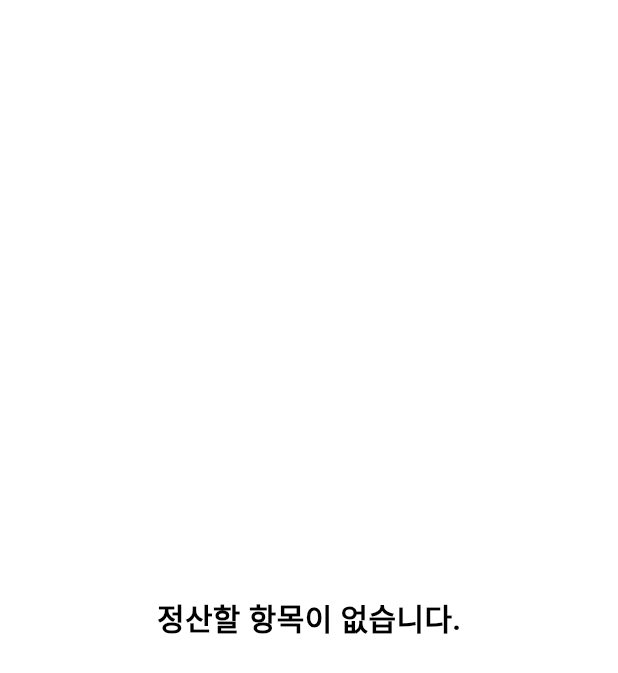
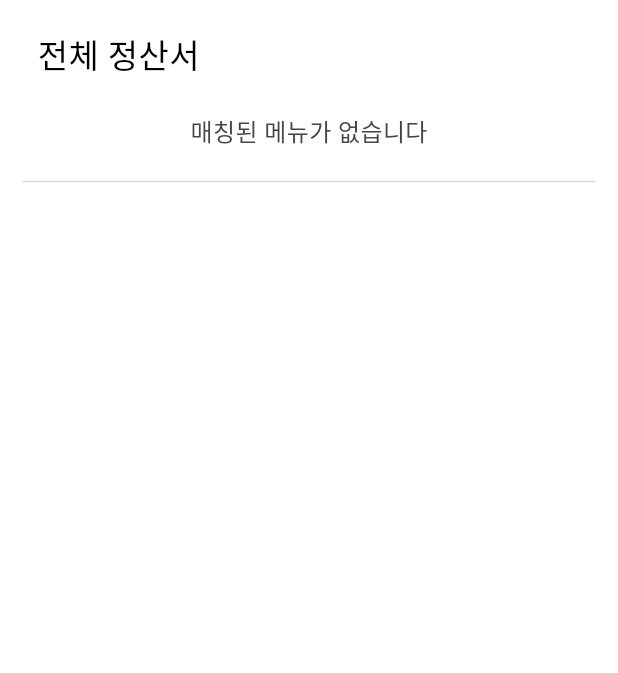
Before and after one commit to UmWooNeAh/Yemon, a Flutter app: the OverallStmPaper widget shown alone on an empty page, opened directly, on a phone screen of 412 x 824 dp. Shown: the top 673 px of the screen. Run offline on Flutter 3.47's test engine with Material 3 defaults, Android fonts, the phone set to English and light mode, and no system bars; our stand-ins replace dotted_border, flutter_inset_box_shadow, flutter_riverpod, flutter_svg, go_router, image_gallery_saver and 2 more; accounts and stored records are empty.

Commit message:
Release: Ver.1.0.0 release

```diff
--- a/lib/View/settlement_check.dart
+++ b/lib/View/settlement_check.dart
@@ -38,8 +38,9 @@ class _SettlementCheckState extends ConsumerState<SettlementCheck> {
       child: Column(
         children: [
           Container(
-            height: 80,
+            height: 55,
             width: size.width,
+            padding: const EdgeInsets.only(bottom: 20),
             decoration: BoxDecoration(
               color: basic[1],
               boxShadow: [
@@ -47,15 +48,8 @@ class _SettlementCheckState extends ConsumerState<SettlementCheck> {
                   color: basic[3],
                   inset: true,
                   blurRadius: 8,
-                  spreadRadius: -5,
-                  offset: const Offset(0, 3),
-                ),
-                BoxShadow(
-                  color: basic[3],
-                  inset: true,
-                  blurRadius: 8,
-                  spreadRadius: -5,
-                  offset: const Offset(0, -3),
+                  spreadRadius: -10,
+                  offset: const Offset(0, -5),
                 ),
               ],
             ),
@@ -72,13 +66,13 @@ class _SettlementCheckState extends ConsumerState<SettlementCheck> {
                     },
                     child: AnimatedContainer(
                       duration: const Duration(milliseconds: 100),
-                      height: 40,
+                      height: 30,
                       padding: const EdgeInsets.only(left: 20, right: 20),
-                      margin: const EdgeInsets.only(left: 10),
+                      margin: const EdgeInsets.only(left: 10, right: 10),
                       decoration: BoxDecoration(
-                        color: showOverall ? basic[8] : basic[0],
+                        color: showOverall ? basic[9] : basic[0],
                         border: Border.all(
-                          color: showOverall ? basic[8] : basic[2],
+                          color: showOverall ? basic[9] : basic[2],
                           width: 1.5,
                         ),
                         borderRadius: BorderRadius.circular(20),
@@ -114,10 +108,10 @@ class _SettlementCheckState extends ConsumerState<SettlementCheck> {
                               },
                               child: AnimatedContainer(
                                 duration: const Duration(milliseconds: 100),
-                                height: 40,
+                                height: 30,
                                 padding:
                                     const EdgeInsets.only(left: 20, right: 20),
-                                margin: const EdgeInsets.only(left: 10),
+                                margin: const EdgeInsets.only(right: 10),
                                 decoration: BoxDecoration(
                                   color:
                                       this.index == index ? basic[8] : basic[0],
@@ -146,7 +140,7 @@ class _SettlementCheckState extends ConsumerState<SettlementCheck> {
                                       color: this.index == index
                                           ? Colors.white
                                           : Colors.black,
-                                      fontSize: 20,
+                                      fontSize: 18,
                                       fontWeight: FontWeight.w600,
                                     ),
                                   ),
@@ -367,45 +361,55 @@ class OverallStmPaper extends ConsumerWidget {
     for (var settlementPaper in mProvider.selectedSettlement.settlementPapers) {
       sum += settlementPaper.settlementItems.isEmpty ? 0 : 1;
     }
-    return sum == 0
-        ? const Center(
-            child: Text(
-            "정산할 항목이 없습니다.",
-            style: TextStyle(
-              fontSize: 20,
-              fontWeight: FontWeight.w600,
-            ),
-          ))
-        : Container(
+    return Container(
       color: basic[0],
       padding: const EdgeInsets.symmetric(horizontal: 15),
       child: Column(
         crossAxisAlignment: CrossAxisAlignment.start,
         children: [
           Container(
-                  margin: const EdgeInsets.only(
-                      left: 20, top: 20, bottom: 20, right: 20),
+            margin:
+                const EdgeInsets.only(left: 10, top: 20, bottom: 20, right: 20),
             child: const Text("전체 정산서",
                 style: TextStyle(
-                        fontWeight: FontWeight.w600,
-                        fontSize: 20,
+                  fontWeight: FontWeight.w500,
+                  fontSize: 22,
                 )),
           ),
-                Padding(
+          sum == 0
+              ? Container(
+                  margin: const EdgeInsets.only(bottom: 10),
+                  width: size.width,
+                  height: 30,
+                  child: Center(
+                    child: Text(
+                      "매칭된 메뉴가 없습니다",
+                      style: TextStyle(
+                        fontSize: 16,
+                        fontWeight: FontWeight.w500,
+                        color: basic[4],
+                      ),
+                    ),
+                  ),
+                )
+              : Padding(
                   padding: const EdgeInsets.symmetric(horizontal: 15),
                   child: Row(
                     children: [
                       SizedBox(
-                        width: (size.width - 60) * 0.35,
+                        width: (size.width - 60) * 0.3,
                         child: Column(
                           crossAxisAlignment: CrossAxisAlignment.start,
                           children: [
                             Text("이름",
                                 style: TextStyle(
-                                  fontWeight: FontWeight.w600,
-                                  fontSize: 15,
+                                  fontWeight: FontWeight.w500,
+                                  fontSize: 16,
                                   color: basic[3],
                                 )),
+                            const SizedBox(
+                              height: 10,
+                            ),
                             Column(
                               crossAxisAlignment: CrossAxisAlignment.start,
                               children: List.generate(
@@ -419,15 +423,15 @@ class OverallStmPaper extends ConsumerWidget {
                                       ? const SizedBox.shrink()
                                       : Container(
                                           margin: const EdgeInsets.symmetric(
-                                              vertical: 15),
+                                              vertical: 10),
                                           child: Text(
                                             mProvider
                                                 .selectedSettlement
                                                 .settlementPapers[index]
                                                 .memberName,
                                             style: const TextStyle(
-                                              fontWeight: FontWeight.w600,
-                                              fontSize: 15,
+                                              fontWeight: FontWeight.w500,
+                                              fontSize: 16,
                                             ),
                                             overflow: TextOverflow.ellipsis,
                                           ),
@@ -436,17 +440,24 @@ class OverallStmPaper extends ConsumerWidget {
                           ],
                         ),
                       ),
+                      Container(
+                        width: (size.width - 60) * 0.4,
+                        child: Column(
+                          crossAxisAlignment: CrossAxisAlignment.start,
+                          children: [
                             SizedBox(
-                        width: (size.width - 60) * 0.35,
-                        child: Column(
-                          crossAxisAlignment: CrossAxisAlignment.center,
-                          children: [
-                            Text("메뉴",
+                              width: (size.width - 60) * 0.4,
+                              child: Text("메뉴",
+                                  textAlign: TextAlign.right,
                                   style: TextStyle(
-                                  fontWeight: FontWeight.w600,
-                                  fontSize: 15,
+                                    fontWeight: FontWeight.w500,
+                                    fontSize: 16,
                                     color: basic[3],
                                   )),
+                            ),
+                            const SizedBox(
+                              height: 10,
+                            ),
                             Column(
                               children: List.generate(
                                   mProvider.selectedSettlement.settlementPapers
@@ -459,10 +470,10 @@ class OverallStmPaper extends ConsumerWidget {
                                       ? const SizedBox.shrink()
                                       : Container(
                                           margin: const EdgeInsets.symmetric(
-                                              vertical: 15),
+                                              vertical: 10),
                                           child: Row(children: [
                                             SizedBox(
-                                              width: (size.width - 60) * 0.18,
+                                              width: (size.width - 60) * 0.28,
                                               child: Text(
                                                 mProvider
                                                         .selectedSettlement
@@ -477,11 +488,11 @@ class OverallStmPaper extends ConsumerWidget {
                                                         .first
                                                         .name,
                                                 overflow: TextOverflow.ellipsis,
-                                                textAlign: TextAlign.center,
+                                                textAlign: TextAlign.right,
                                                 softWrap: false,
                                                 style: const TextStyle(
-                                                  fontWeight: FontWeight.w600,
-                                                  fontSize: 15,
+                                                  fontWeight: FontWeight.w500,
+                                                  fontSize: 16,
                                                 ),
                                               ),
                                             ),
@@ -496,8 +507,8 @@ class OverallStmPaper extends ConsumerWidget {
                                                     ? ""
                                                     : "등 ${mProvider.selectedSettlement.settlementPapers[index].settlementItems.length}개",
                                                 style: const TextStyle(
-                                                  fontWeight: FontWeight.w600,
-                                                  fontSize: 15,
+                                                  fontWeight: FontWeight.w500,
+                                                  fontSize: 16,
                                                 ),
                                                 textAlign: TextAlign.center,
                                                 overflow: TextOverflow.fade,
@@ -517,10 +528,13 @@ class OverallStmPaper extends ConsumerWidget {
                           children: [
                             Text("정산 금액",
                                 style: TextStyle(
-                                  fontWeight: FontWeight.w600,
-                                  fontSize: 15,
+                                  fontWeight: FontWeight.w500,
+                                  fontSize: 16,
                                   color: basic[3],
                                 )),
+                            const SizedBox(
+                              height: 10,
+                            ),
                             Column(
                                 children: List.generate(
                               mProvider
@@ -534,12 +548,12 @@ class OverallStmPaper extends ConsumerWidget {
                                   : Container(
                                       width: (size.width - 60) * 0.3,
                                       margin: const EdgeInsets.symmetric(
-                                          vertical: 15),
+                                          vertical: 10),
                                       child: Text(
                                         "${priceToString.format(mProvider.selectedSettlement.settlementPapers[index].totalPrice)} 원",
                                         style: const TextStyle(
-                                          fontWeight: FontWeight.w600,
-                                          fontSize: 15,
+                                          fontWeight: FontWeight.w500,
+                                          fontSize: 16,
                                         ),
                                         textAlign: TextAlign.right,
                                       ),
@@ -551,15 +565,17 @@ class OverallStmPaper extends ConsumerWidget {
                     ],
                   ),
                 ),
-                Container(
+          sum == 0
+              ? SizedBox.shrink()
+              : Container(
                   width: size.width - 45,
                   margin: const EdgeInsets.all(10),
                   child: Text(
-                    "총 금액 ${priceToString.format(mProvider.selectedSettlement.totalPrice.toInt())}원",
+                    "총 금액   ${priceToString.format(mProvider.selectedSettlement.totalPrice.toInt())}원",
                     style: TextStyle(
-                      fontWeight: FontWeight.w600,
+                      fontWeight: FontWeight.w500,
                       fontSize: 20,
-                      color: basic[8],
+                      color: basic[9],
                     ),
                     textAlign: TextAlign.end,
                   ),
@@ -591,14 +607,17 @@ class OneStmPaper extends ConsumerWidget {
           Align(
             alignment: Alignment.topLeft,
             child: Container(
+              width: size.width,
               margin: const EdgeInsets.only(
-                  left: 10, top: 10, bottom: 30, right: 20),
+                  left: 15, top: 10, bottom: 20, right: 20),
               child: Text(
                   mProvider
                       .selectedSettlement.settlementPapers[index].memberName,
+                  overflow: TextOverflow.ellipsis,
+                  softWrap: false,
                   style: const TextStyle(
-                    fontWeight: FontWeight.w600,
-                    fontSize: 20,
+                    fontWeight: FontWeight.w500,
+                    fontSize: 22,
                   )),
             ),
           ),
@@ -614,12 +633,15 @@ class OneStmPaper extends ConsumerWidget {
                         child: Column(
                           crossAxisAlignment: CrossAxisAlignment.start,
                           children: [
-                            Text("메뉴 이름",
+                            Text(" 메뉴 이름",
                                 style: TextStyle(
-                                  fontWeight: FontWeight.w600,
-                                  fontSize: 15,
+                                  fontWeight: FontWeight.w500,
+                                  fontSize: 16,
                                   color: basic[3],
                                 )),
+                            const SizedBox(
+                              height: 10,
+                            ),
                             Column(
                               crossAxisAlignment: CrossAxisAlignment.start,
                               children: List.generate(
@@ -630,7 +652,7 @@ class OneStmPaper extends ConsumerWidget {
                                       .length,
                                   (stmItemIndex) => Container(
                                         margin: const EdgeInsets.symmetric(
-                                            vertical: 15),
+                                            vertical: 10),
                                         child: RichText(
                                           overflow: TextOverflow.fade,
                                           softWrap: false,
@@ -644,15 +666,15 @@ class OneStmPaper extends ConsumerWidget {
                                                   .name,
                                               style: TextStyle(
                                                   fontWeight: FontWeight.w600,
-                                                  fontSize: 15,
-                                                  color: Colors.black),
+                                                  fontSize: 12,
+                                                  color: basic[5]),
                                             ),
                                             TextSpan(
                                               text:
                                                   "  (${mProvider.selectedSettlement.settlementPapers[index].settlementItems[stmItemIndex].receiptName})",
                                               style: TextStyle(
                                                 fontWeight: FontWeight.w600,
-                                                fontSize: 12,
+                                                fontSize: 11,
                                                 color: basic[3],
                                               ),
                                             ),
@@ -670,10 +692,13 @@ class OneStmPaper extends ConsumerWidget {
                           children: [
                             Text("메뉴 금액",
                                 style: TextStyle(
-                                  fontWeight: FontWeight.w600,
-                                  fontSize: 15,
+                                  fontWeight: FontWeight.w500,
+                                  fontSize: 16,
                                   color: basic[3],
                                 )),
+                            const SizedBox(
+                              height: 10,
+                            ),
                             Column(
                               crossAxisAlignment: CrossAxisAlignment.end,
                               children: List.generate(
@@ -684,12 +709,12 @@ class OneStmPaper extends ConsumerWidget {
                                       .length,
                                   (stmItemIndex) => Container(
                                         margin: const EdgeInsets.symmetric(
-                                            vertical: 15),
+                                            vertical: 10),
                                         child: Text(
                                           "${priceToString.format(mProvider.selectedSettlement.settlementPapers[index].settlementItems[stmItemIndex].receiptItemPrice)}원",
                                           style: TextStyle(
                                               fontWeight: FontWeight.w600,
-                                              fontSize: 15,
+                                              fontSize: 16,
                                               color: basic[3]),
                                         ),
                                       )),
@@ -704,10 +729,13 @@ class OneStmPaper extends ConsumerWidget {
                           children: [
                             Text("계산할 금액",
                                 style: TextStyle(
-                                  fontWeight: FontWeight.w600,
-                                  fontSize: 15,
+                                  fontWeight: FontWeight.w500,
+                                  fontSize: 16,
                                   color: basic[3],
                                 )),
+                            const SizedBox(
+                              height: 10,
+                            ),
                             Column(
                               crossAxisAlignment: CrossAxisAlignment.end,
                               children: List.generate(
@@ -718,12 +746,12 @@ class OneStmPaper extends ConsumerWidget {
                                       .length,
                                   (stmItemIndex) => Container(
                                         margin: const EdgeInsets.symmetric(
-                                            vertical: 15),
+                                            vertical: 10),
                                         child: Text(
                                           "${priceToString.format(mProvider.selectedSettlement.settlementPapers[index].settlementItems[stmItemIndex].splitPrice)} 원",
-                                          style: TextStyle(
+                                          style: const TextStyle(
                                             fontWeight: FontWeight.w600,
-                                            fontSize: 15,
+                                            fontSize: 16,
                                           ),
                                         ),
                                       )),
@@ -736,11 +764,12 @@ class OneStmPaper extends ConsumerWidget {
                 )
               : Container(
                   margin: const EdgeInsets.fromLTRB(20, 0, 20, 20),
-                  child: const Text(
-                    "해당 멤버에게 매칭된 메뉴가 없습니다.",
+                  child: Text(
+                    "해당 멤버에게 매칭된 메뉴가 없습니다",
                     style: TextStyle(
                       fontSize: 16,
-                      fontWeight: FontWeight.w400,
+                      fontWeight: FontWeight.w500,
+                      color: basic[4],
                     ),
                   ),
                 ),
@@ -750,12 +779,12 @@ class OneStmPaper extends ConsumerWidget {
                   width: size.width - 45,
                   margin: const EdgeInsets.only(top: 10, bottom: 10),
                   child: Text(
-                      "정산 금액 ${priceToString.format(mProvider.selectedSettlement.settlementPapers[index].totalPrice)} 원",
+                      "정산 금액   ${priceToString.format(mProvider.selectedSettlement.settlementPapers[index].totalPrice)} 원",
                       textAlign: TextAlign.end,
                       style: TextStyle(
-                        fontWeight: FontWeight.w600,
+                        fontWeight: FontWeight.w500,
                         fontSize: 20,
-                        color: basic[8],
+                        color: basic[9],
                       )),
                 )
               : const SizedBox.shrink(),
```
Also changed, not shown: lib/View/menu_sheet.dart (+11 -6 lines), lib/View/settlement_management_page.dart (+11 -9 lines). Lines whose indentation alone changed are shown as unchanged.
